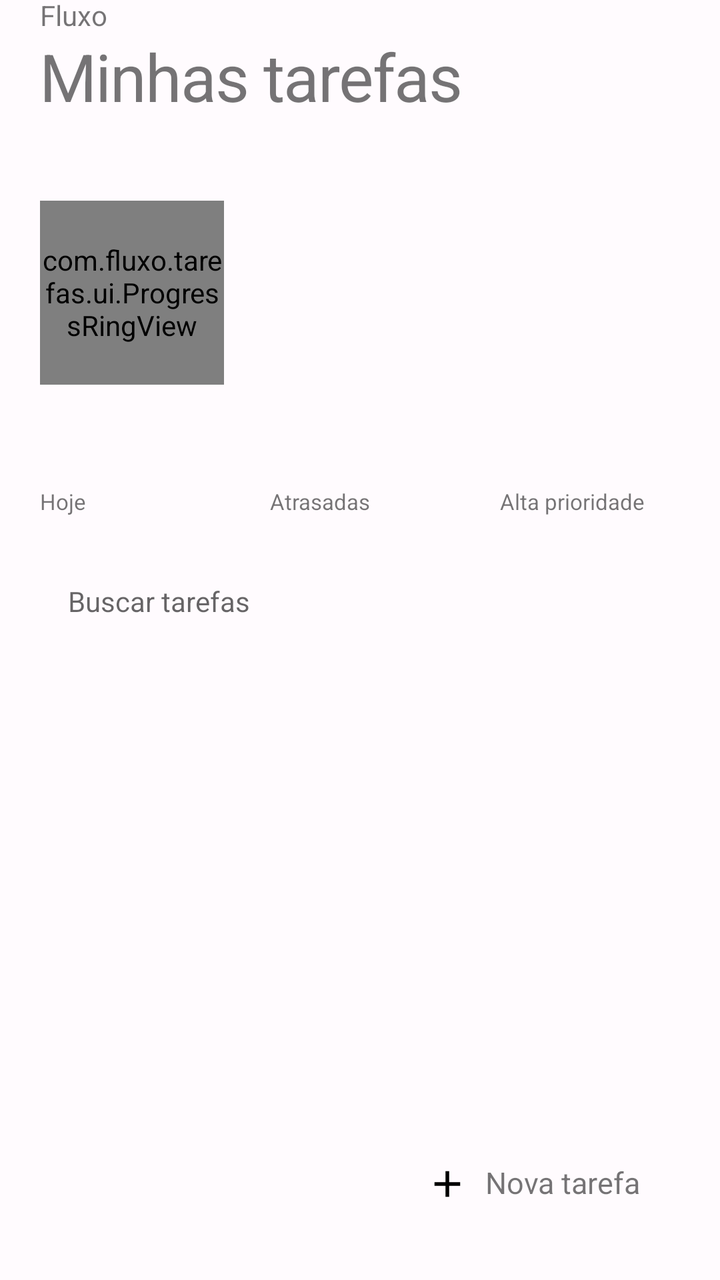
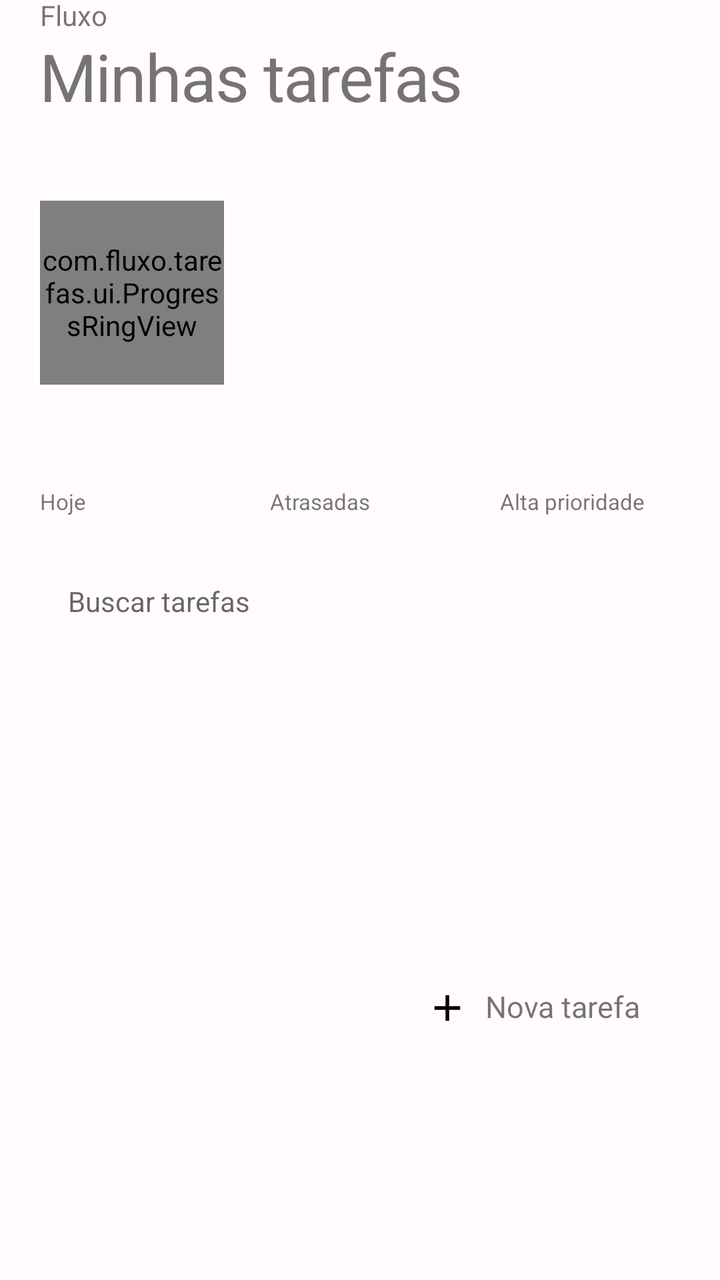

Compare the two renders of this Android layout. The source of the first and the diff that turns it into the second are given below.
<!-- AndroidManifest.xml: application theme Theme.Fluxo -->
<!-- res/layout/page_tasks.xml -->
<?xml version="1.0" encoding="utf-8"?>
<FrameLayout xmlns:android="http://schemas.android.com/apk/res/android"
    android:id="@+id/page_tasks"
    android:layout_width="match_parent"
    android:layout_height="match_parent">

    <ScrollView
        android:id="@+id/tasks_scroll"
        android:layout_width="match_parent"
        android:layout_height="match_parent"
        android:clipToPadding="false"
        android:fillViewport="true"
        android:scrollbars="none">

        <LinearLayout
            android:id="@+id/tasks_content"
            android:layout_width="match_parent"
            android:layout_height="wrap_content"
            android:orientation="vertical"
            android:paddingStart="20dp"
            android:paddingEnd="20dp"
            android:paddingBottom="116dp">

            <TextView
                android:id="@+id/greeting"
                android:layout_width="match_parent"
                android:layout_height="wrap_content"
                android:includeFontPadding="false"
                android:text="@string/app_name"
                android:textSize="14sp" />

            <TextView
                android:id="@+id/tasks_title"
                android:layout_width="match_parent"
                android:layout_height="wrap_content"
                android:layout_marginTop="4dp"
                android:includeFontPadding="false"
                android:letterSpacing="-0.02"
                android:text="@string/title_tasks"
                android:textSize="33sp" />

            <TextView
                android:id="@+id/tasks_subtitle"
                android:layout_width="match_parent"
                android:layout_height="wrap_content"
                android:layout_marginTop="6dp"
                android:includeFontPadding="false"
                android:textSize="13sp" />

            <LinearLayout
                android:id="@+id/progress_card"
                android:layout_width="match_parent"
                android:layout_height="wrap_content"
                android:layout_marginTop="20dp"
                android:orientation="vertical">

                <LinearLayout
                    android:layout_width="match_parent"
                    android:layout_height="wrap_content"
                    android:gravity="center_vertical"
                    android:orientation="horizontal">

                    <com.fluxo.tarefas.ui.ProgressRingView
                        android:id="@+id/progress_ring"
                        android:layout_width="92dp"
                        android:layout_height="92dp" />

                    <LinearLayout
                        android:layout_width="0dp"
                        android:layout_height="wrap_content"
                        android:layout_marginStart="18dp"
                        android:layout_weight="1"
                        android:orientation="vertical">

                        <TextView
                            android:id="@+id/progress_title"
                            android:layout_width="match_parent"
                            android:layout_height="wrap_content"
                            android:includeFontPadding="false"
                            android:letterSpacing="-0.01"
                            android:textSize="19sp" />

                        <TextView
                            android:id="@+id/progress_sub"
                            android:layout_width="match_parent"
                            android:layout_height="wrap_content"
                            android:layout_marginTop="4dp"
                            android:includeFontPadding="false"
                            android:textSize="13sp" />
                    </LinearLayout>
                </LinearLayout>

                <View
                    android:id="@+id/progress_divider"
                    android:layout_width="match_parent"
                    android:layout_height="1dp"
                    android:layout_marginTop="14dp" />

                <LinearLayout
                    android:layout_width="match_parent"
                    android:layout_height="wrap_content"
                    android:layout_marginTop="12dp"
                    android:orientation="horizontal">

                    <LinearLayout
                        android:layout_width="0dp"
                        android:layout_height="wrap_content"
                        android:layout_weight="1"
                        android:orientation="vertical">

                        <TextView
                            android:id="@+id/stat_today_value"
                            android:layout_width="match_parent"
                            android:layout_height="wrap_content"
                            android:includeFontPadding="false"
                            android:textSize="21sp" />

                        <TextView
                            android:id="@+id/stat_today_label"
                            android:layout_width="match_parent"
                            android:layout_height="wrap_content"
                            android:layout_marginTop="1dp"
                            android:includeFontPadding="false"
                            android:text="@string/stat_today"
                            android:textSize="11sp" />
                    </LinearLayout>

                    <View
                        android:id="@+id/stat_div_1"
                        android:layout_width="1dp"
                        android:layout_height="34dp"
                        android:layout_marginStart="8dp"
                        android:layout_marginEnd="16dp"
                        android:layout_gravity="center_vertical" />

                    <LinearLayout
                        android:layout_width="0dp"
                        android:layout_height="wrap_content"
                        android:layout_weight="1"
                        android:orientation="vertical">

                        <TextView
                            android:id="@+id/stat_overdue_value"
                            android:layout_width="match_parent"
                            android:layout_height="wrap_content"
                            android:includeFontPadding="false"
                            android:textSize="21sp" />

                        <TextView
                            android:id="@+id/stat_overdue_label"
                            android:layout_width="match_parent"
                            android:layout_height="wrap_content"
                            android:layout_marginTop="1dp"
                            android:includeFontPadding="false"
                            android:text="@string/stat_overdue"
                            android:textSize="11sp" />
                    </LinearLayout>

                    <View
                        android:id="@+id/stat_div_2"
                        android:layout_width="1dp"
                        android:layout_height="34dp"
                        android:layout_marginStart="8dp"
                        android:layout_marginEnd="16dp"
                        android:layout_gravity="center_vertical" />

                    <LinearLayout
                        android:layout_width="0dp"
                        android:layout_height="wrap_content"
                        android:layout_weight="1"
                        android:orientation="vertical">

                        <TextView
                            android:id="@+id/stat_high_value"
                            android:layout_width="match_parent"
                            android:layout_height="wrap_content"
                            android:includeFontPadding="false"
                            android:textSize="21sp" />

                        <TextView
                            android:id="@+id/stat_high_label"
                            android:layout_width="match_parent"
                            android:layout_height="wrap_content"
                            android:layout_marginTop="1dp"
                            android:includeFontPadding="false"
                            android:text="@string/stat_high"
                            android:textSize="11sp" />
                    </LinearLayout>
                </LinearLayout>
            </LinearLayout>

            <EditText
                android:id="@+id/search_input"
                android:layout_width="match_parent"
                android:layout_height="50dp"
                android:layout_marginTop="18dp"
                android:background="@null"
                android:gravity="center_vertical"
                android:hint="@string/hint_search"
                android:imeOptions="actionSearch"
                android:importantForAutofill="no"
                android:inputType="text"
                android:maxLines="1"
                android:paddingStart="14dp"
                android:paddingEnd="14dp"
                android:singleLine="true"
                android:textSize="14sp" />

            <HorizontalScrollView
                android:layout_width="match_parent"
                android:layout_height="wrap_content"
                android:layout_marginTop="12dp"
                android:clipToPadding="false"
                android:scrollbars="none">

                <LinearLayout
                    android:id="@+id/filter_chips"
                    android:layout_width="wrap_content"
                    android:layout_height="wrap_content"
                    android:orientation="horizontal"
                    android:paddingTop="2dp"
                    android:paddingBottom="2dp" />
            </HorizontalScrollView>

            <LinearLayout
                android:id="@+id/tasks_list"
                android:layout_width="match_parent"
                android:layout_height="wrap_content"
                android:layout_marginTop="4dp"
                android:orientation="vertical" />

            <LinearLayout
                android:id="@+id/empty_state"
                android:layout_width="match_parent"
                android:layout_height="wrap_content"
                android:gravity="center_horizontal"
                android:orientation="vertical"
                android:paddingTop="40dp"
                android:paddingBottom="24dp"
                android:visibility="gone">

                <ImageView
                    android:id="@+id/empty_icon"
                    android:layout_width="128dp"
                    android:layout_height="128dp"
                    android:importantForAccessibility="no"
                    android:src="@drawable/ic_empty" />

                <TextView
                    android:id="@+id/empty_title"
                    android:layout_width="wrap_content"
                    android:layout_height="wrap_content"
                    android:layout_marginTop="8dp"
                    android:includeFontPadding="false"
                    android:text="@string/empty_title"
                    android:textSize="20sp" />

                <TextView
                    android:id="@+id/empty_sub"
                    android:layout_width="280dp"
                    android:layout_height="wrap_content"
                    android:layout_marginTop="6dp"
                    android:gravity="center"
                    android:includeFontPadding="false"
                    android:text="@string/empty_sub"
                    android:textSize="13sp" />

                <TextView
                    android:id="@+id/empty_action"
                    android:layout_width="wrap_content"
                    android:layout_height="wrap_content"
                    android:layout_marginTop="18dp"
                    android:clickable="true"
                    android:focusable="true"
                    android:paddingStart="20dp"
                    android:paddingTop="11dp"
                    android:paddingEnd="20dp"
                    android:paddingBottom="11dp"
                    android:text="@string/new_task"
                    android:textSize="14sp" />
            </LinearLayout>
        </LinearLayout>
    </ScrollView>

    <LinearLayout
        android:id="@+id/fab"
        android:layout_width="wrap_content"
        android:layout_height="56dp"
        android:layout_gravity="bottom|end"
        android:layout_marginEnd="20dp"
        android:layout_marginBottom="20dp"
        android:clickable="true"
        android:focusable="true"
        android:gravity="center"
        android:orientation="horizontal"
        android:paddingStart="18dp"
        android:paddingEnd="20dp">

        <ImageView
            android:id="@+id/fab_icon"
            android:layout_width="22dp"
            android:layout_height="22dp"
            android:importantForAccessibility="no"
            android:src="@drawable/ic_add" />

        <TextView
            android:id="@+id/fab_label"
            android:layout_width="wrap_content"
            android:layout_height="wrap_content"
            android:layout_marginStart="8dp"
            android:includeFontPadding="false"
            android:text="@string/new_task"
            android:textSize="15sp" />
    </LinearLayout>
</FrameLayout>
<!-- resources referenced by this layout -->
<resources>
  <!-- drawable ic_add (drawable) -->
  <vector xmlns:android="http://schemas.android.com/apk/res/android"
      android:width="24dp" android:height="24dp"
      android:viewportWidth="24" android:viewportHeight="24">
      <path android:fillColor="#FF000000" android:pathData="M19,13h-6v6h-2v-6H5v-2h6V5h2v6h6v2z" />
  </vector>
  <!-- drawable ic_empty (drawable) -->
  <?xml version="1.0" encoding="utf-8"?>
  <vector xmlns:android="http://schemas.android.com/apk/res/android"
      android:width="140dp" android:height="140dp"
      android:viewportWidth="140" android:viewportHeight="140">
      <path
          android:fillColor="#FFFFFFFF" android:fillAlpha="0.16"
          android:pathData="M44,26 h52 a14,14 0 0 1 14,14 v64 a14,14 0 0 1 -14,14 h-52 a14,14 0 0 1 -14,-14 v-64 a14,14 0 0 1 14,-14 z" />
      <path
          android:fillColor="#FFFFFFFF" android:fillAlpha="0.55"
          android:pathData="M60,16 h20 a7,7 0 0 1 7,7 v10 h-34 v-10 a7,7 0 0 1 7,-7 z" />
      <path
          android:pathData="M50,60 h40 M50,76 h30"
          android:strokeColor="#FFFFFFFF" android:strokeWidth="4.5"
          android:strokeLineCap="round" />
      <path
          android:pathData="M46,96 l10,10 l20,-22"
          android:strokeColor="#FFFFFFFF" android:strokeWidth="6.5"
          android:strokeLineCap="round" android:strokeLineJoin="round" />
  </vector>
  <string name="app_name">Fluxo</string>
  <string name="empty_sub">Crie sua primeira tarefa e comece a organizar o seu dia.</string>
  <string name="empty_title">Tudo em ordem</string>
  <string name="hint_search">Buscar tarefas</string>
  <string name="new_task">Nova tarefa</string>
  <string name="stat_high">Alta prioridade</string>
  <string name="stat_overdue">Atrasadas</string>
  <string name="stat_today">Hoje</string>
  <string name="title_tasks">Minhas tarefas</string>
  <style name="Theme.Fluxo" parent="Base.Theme.Fluxo" />
  <style name="Base.Theme.Fluxo" parent="@android:style/Theme.Material.Light.NoActionBar">
          <item name="android:fontFamily">sans-serif</item>
          <item name="android:windowBackground">@color/surface_fallback</item>
          <item name="android:statusBarColor">@android:color/transparent</item>
          <item name="android:navigationBarColor">@color/surface_fallback</item>
          <item name="android:windowLightStatusBar">true</item>
          <item name="android:windowLightNavigationBar">true</item>
          <item name="android:colorAccent">#6750A4</item>
          <item name="android:windowActionModeOverlay">true</item>
          <item name="android:windowNoTitle">true</item>
          <item name="android:windowLayoutInDisplayCutoutMode">shortEdges</item>
      </style>
  <color name="surface_fallback">#FFFBFE</color>
</resources>

<!-- the commit's change to res/layout/page_tasks.xml (unified diff, before → after) -->
@@ -19,7 +19,7 @@
             android:orientation="vertical"
             android:paddingStart="20dp"
             android:paddingEnd="20dp"
-            android:paddingBottom="116dp">
+            android:paddingBottom="184dp">
 
             <TextView
                 android:id="@+id/greeting"
@@ -288,7 +288,7 @@
         android:layout_height="56dp"
         android:layout_gravity="bottom|end"
         android:layout_marginEnd="20dp"
-        android:layout_marginBottom="20dp"
+        android:layout_marginBottom="108dp"
         android:clickable="true"
         android:focusable="true"
         android:gravity="center"
